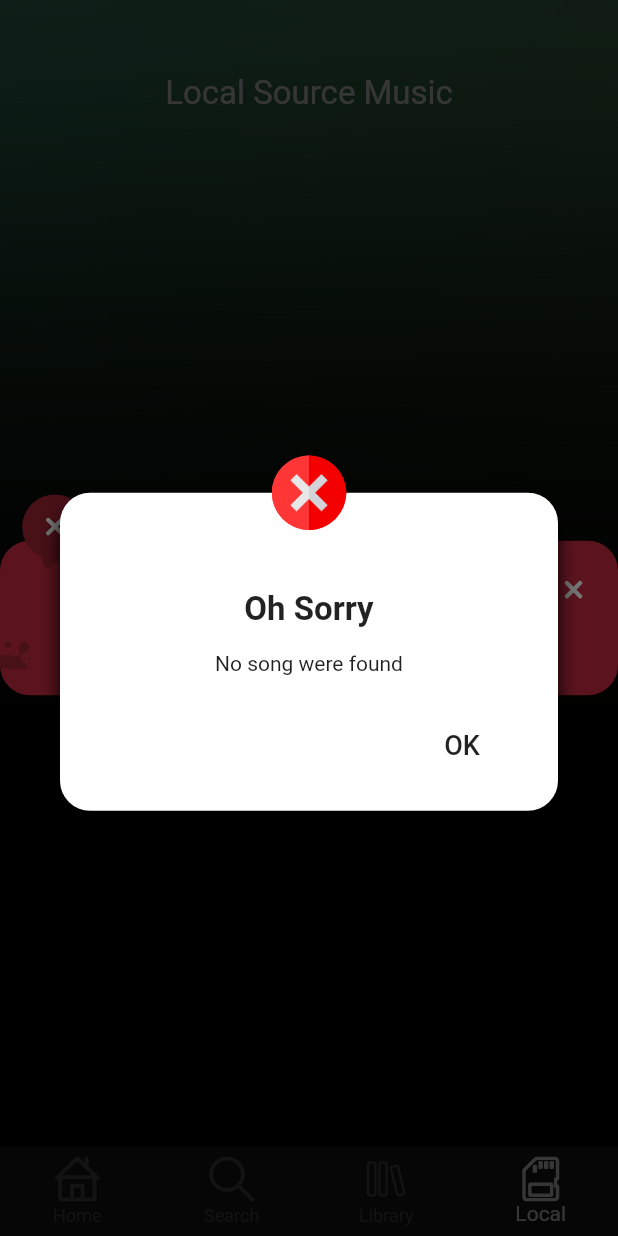
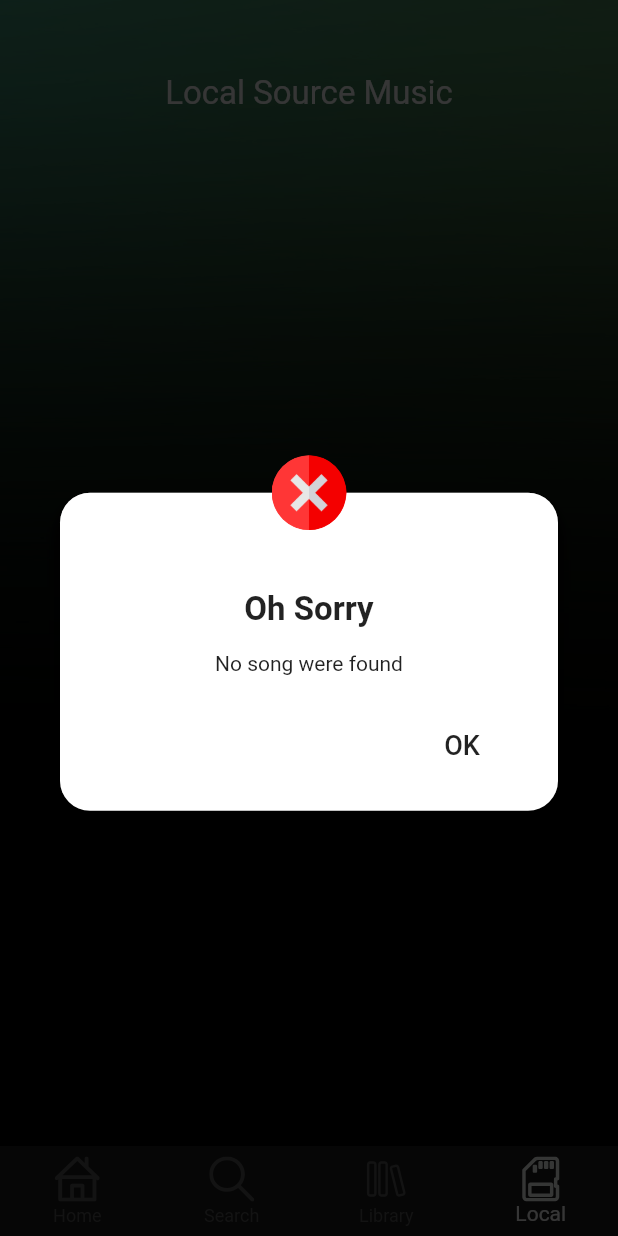
Before and after one commit to locxeu/music_mp3, a Flutter app: the screen it shows after launch, item 4 of the bottom bar chosen, on a phone screen of 412 x 824 dp. Run offline on Flutter 3.47's test engine with Material 2 defaults, Android fonts, the phone set to English and light mode, and no system bars; our stand-ins replace audio_service, dio, flutter_svg, google_fonts, just_audio, just_audio_background and 3 more; missing offline and left inert: audio_session, youtube_explode_dart.

Commit message:
feat(feature/delete-snackbar-lib): delete-snackbar-lib

```diff
--- a/lib/custom_message/awsome_snack_bar.dart
+++ /dev/null
@@ -1,169 +0,0 @@
-import 'package:flutter/material.dart';
-import 'package:flutter_svg/flutter_svg.dart';
-import 'package:music_mp3_app/config/theme/image_path.dart';
-import 'package:music_mp3_app/custom_message/content_type.dart';
-
-class AwesomeSnackbarContent extends StatelessWidget {
-  /// `IMPORTANT NOTE` for SnackBar properties before putting this in `content`
-  /// set backgroundColor: Colors.transparent
-  /// set behavior: SnackBarBehavior.floating
-  /// set elevation: 0.0
-
-  /// title is the header String that will show on top
-  final String title;
-
-  /// message String is the body message which shows only 2 lines at max
-  final String message;
-
-  /// `optional` color of the SnackBar body
-  final Color? color;
-
-  /// contentType will reflect the overall theme of SnackBar: failure, success, help, warning
-  final ContentType contentType;
-
-  const AwesomeSnackbarContent({
-    Key? key,
-    this.color,
-    required this.title,
-    required this.message,
-    required this.contentType,
-  }) : super(key: key);
-
-  @override
-  Widget build(BuildContext context) {
-    /// For managing responsiveness
-    Size size = MediaQuery.of(context).size;
-
-    /// For reflecting different color shades in the SnackBar
-    final hsl = HSLColor.fromColor(color ?? contentType.color!);
-    final hslDark = hsl.withLightness((hsl.lightness - 0.1).clamp(0.0, 1.0));
-
-    return Stack(
-      clipBehavior: Clip.none,
-      children: [
-        /// SnackBar Body
-        Center(
-          child: Container(
-            // margin: EdgeInsets.symmetric(horizontal: 10),
-            padding: EdgeInsets.symmetric(
-              horizontal: size.width * 0.05,
-              vertical: size.height * 0.025,
-            ),
-            height: size.height * 0.125,
-            decoration: BoxDecoration(
-              color: color ?? contentType.color,
-              borderRadius: BorderRadius.circular(20),
-            ),
-            child: Row(
-              children: [
-                SizedBox(
-                  width: size.width * 0.122,
-                ),
-                Expanded(
-                  child: Column(
-                    crossAxisAlignment: CrossAxisAlignment.start,
-                    children: [
-                      Row(
-                        mainAxisAlignment: MainAxisAlignment.spaceBetween,
-                        children: [
-                          /// `title` parameter
-                          Text(
-                            title,
-                            style: TextStyle(
-                              fontSize: size.height * 0.025,
-                              color: Colors.white,
-                            ),
-                          ),
-                          GestureDetector(
-                            onTap: () {
-                              Navigator.of(context).pop();
-                            },
-                            child: SvgPicture.asset(
-                              Images.failure,
-                              height: size.height * 0.022,
-                              // package: 'awesome_snackbar_content',
-                            ),
-                          )
-                        ],
-                      ),
-                      const Spacer(),
-
-                      /// `message` body text parameter
-                      Text(
-                        message,
-                        style: TextStyle(
-                          fontSize: size.height * 0.016,
-                          color: Colors.white,
-                        ),
-                        maxLines: 2,
-                      ),
-                    ],
-                  ),
-                ),
-              ],
-            ),
-          ),
-        ),
-
-        /// other SVGs in body
-        Positioned(
-          bottom: size.height * 0.44,
-          child: ClipRRect(
-            borderRadius: const BorderRadius.only(
-              bottomLeft: Radius.circular(20),
-            ),
-            child: SvgPicture.asset(
-              Images.bubbles,
-              height: size.height * 0.06,
-              width: size.width * 0.05,
-              color: hslDark.toColor(),
-              // package: 'awesome_snackbar_content',
-            ),
-          ),
-        ),
-        Positioned(
-          top: size.height * 0.40,
-          left: size.width * 0.035,
-          child: Stack(
-            alignment: Alignment.center,
-            children: [
-              SvgPicture.asset(
-                Images.back,
-                height: size.height * 0.06,
-                color: hslDark.toColor(),
-                // package: 'awesome_snackbar_content',
-              ),
-              Positioned(
-                top: size.height * 0.015,
-                child: SvgPicture.asset(
-                  assetSVG(contentType),
-                  height: size.height * 0.022,
-                  // package: 'awesome_snackbar_content',
-                ),
-              )
-            ],
-          ),
-        ),
-      ],
-    );
-  }
-
-  /// Reflecting proper icon based on the contentType
-  String assetSVG(ContentType contentType) {
-    if (contentType == ContentType.failure) {
-      /// failure will show `CROSS`
-      return Images.failure;
-    } else if (contentType == ContentType.success) {
-      /// success will show `CHECK`
-      return Images.success;
-    } else if (contentType == ContentType.warning) {
-      /// warning will show `EXCLAMATION`
-      return Images.warning;
-    } else if (contentType == ContentType.help) {
-      /// help will show `QUESTION MARK`
-      return Images.help;
-    } else {
-      return Images.failure;
-    }
-  }
-}
--- a/lib/custom_message/content_type.dart
+++ /dev/null
@@ -1,20 +0,0 @@
-import 'package:flutter/cupertino.dart';
-import 'package:music_mp3_app/custom_message/default_color.dart';
-
-/// to handle failure, success, help and warning `ContentType` class is being used
-class ContentType {
-  /// message is `required` parameter
-  final String message;
-
-  /// color is optional, if provided null then `DefaultColors` will be used
-  final Color? color;
-
-  ContentType(this.message, [this.color]);
-
-  static ContentType help = ContentType('help', DefaultColors.helpBlue);
-  static ContentType failure = ContentType('failure', DefaultColors.failureRed);
-  static ContentType success =
-      ContentType('success', DefaultColors.successGreen);
-  static ContentType warning =
-      ContentType('warning', DefaultColors.warningYellow);
-}
--- a/lib/custom_message/default_color.dart
+++ /dev/null
@@ -1,16 +0,0 @@
-import 'package:flutter/cupertino.dart';
-
-/// `DefaultColors` incase `color` paramter is null in `ContentType`
-class DefaultColors {
-  /// help
-  static const Color helpBlue = Color(0xff3282B8);
-
-  /// failure
-  static const Color failureRed = Color(0xffc72c41);
-
-  /// success
-  static const Color successGreen = Color(0xff2D6A4F);
-
-  /// warning
-  static const Color warningYellow = Color(0xffFCA652);
-}
--- a/lib/ui/local/local_page.dart
+++ b/lib/ui/local/local_page.dart
@@ -7,8 +7,6 @@ import 'package:flutter/material.dart';
 import 'package:just_audio/just_audio.dart';
 import 'package:music_mp3_app/common.dart';
 import 'package:music_mp3_app/config/theme/app_theme.dart';
-import 'package:music_mp3_app/custom_message/awsome_snack_bar.dart';
-import 'package:music_mp3_app/custom_message/content_type.dart';
 import 'package:music_mp3_app/instance/instance.dart';
 import 'package:music_mp3_app/testDetailSong.dart';
 import 'package:music_mp3_app/ui/widget/custom_dialog.dart';
@@ -48,15 +46,12 @@ class _LocalPageState extends State<LocalPage> {
       listLocalSong = value;
       print('b $listLocalSong');
       if(listLocalSong.isEmpty){
-        showDialog(
+           showDialog(
           context: context,
           builder: (context) {
-            return AwesomeSnackbarContent(
-              title: 'On Sorry!',
-              message: 'No Song Were Found!',
-              contentType: ContentType.failure,
-            );
+            return CustomDialogBox( title: 'Sorry', descriptions: 'No Song were found!!!'.toString(), text: 'OK');
           });
+          return;
       }
       for (var i = 0; i < listLocalSong.length; i++) {
         localAudioSource.add(
@@ -112,7 +107,8 @@ class _LocalPageState extends State<LocalPage> {
           builder: (context) {
             return CustomDialogBox( title: 'Oh Sorry', descriptions: 'No song were found'.toString(), text: 'OK',);
           });
-          }
+      }
+      return;
     } catch (e) {
       // Catch load errors: 404, invalid url...
       print("Error loading audio source: $e");
```
Also changed, not shown: lib/networkSong.dart (+101 -170 lines), lib/ui/home/widget/chart.dart (+3 -45 lines).
